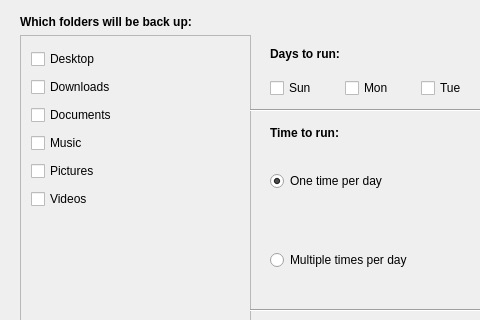
First picture: the form in src/options.ui, repository GeovaneJefferson/timemachine, before the edit; both pictures show x 0 to 480 and y 0 to 320 of the 800 by 550 pixel window.
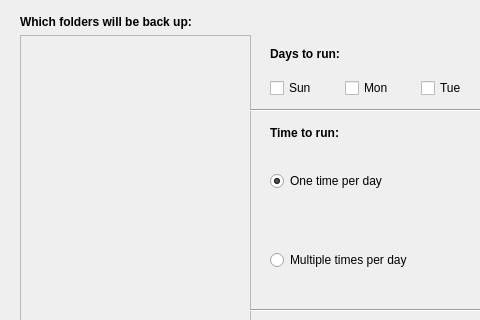
Second picture: the form after the edit.

```diff
--- a/src/options.ui
+++ b/src/options.ui
@@ -322,60 +322,6 @@
           <height>481</height>
          </rect>
         </property>
-        <widget class="QWidget" name="layoutWidget_2">
-         <property name="geometry">
-          <rect>
-           <x>10</x>
-           <y>11</y>
-           <width>201</width>
-           <height>164</height>
-          </rect>
-         </property>
-         <layout class="QVBoxLayout" name="verticalLayout">
-          <item>
-           <widget class="QCheckBox" name="check_desktop">
-            <property name="text">
-             <string>Desktop</string>
-            </property>
-           </widget>
-          </item>
-          <item>
-           <widget class="QCheckBox" name="check_downloads">
-            <property name="text">
-             <string>Downloads</string>
-            </property>
-           </widget>
-          </item>
-          <item>
-           <widget class="QCheckBox" name="check_documents">
-            <property name="text">
-             <string>Documents</string>
-            </property>
-           </widget>
-          </item>
-          <item>
-           <widget class="QCheckBox" name="check_music">
-            <property name="text">
-             <string>Music</string>
-            </property>
-           </widget>
-          </item>
-          <item>
-           <widget class="QCheckBox" name="check_pictures">
-            <property name="text">
-             <string>Pictures</string>
-            </property>
-           </widget>
-          </item>
-          <item>
-           <widget class="QCheckBox" name="check_videos">
-            <property name="text">
-             <string>Videos</string>
-            </property>
-           </widget>
-          </item>
-         </layout>
-        </widget>
        </widget>
       </widget>
      </item>
```
